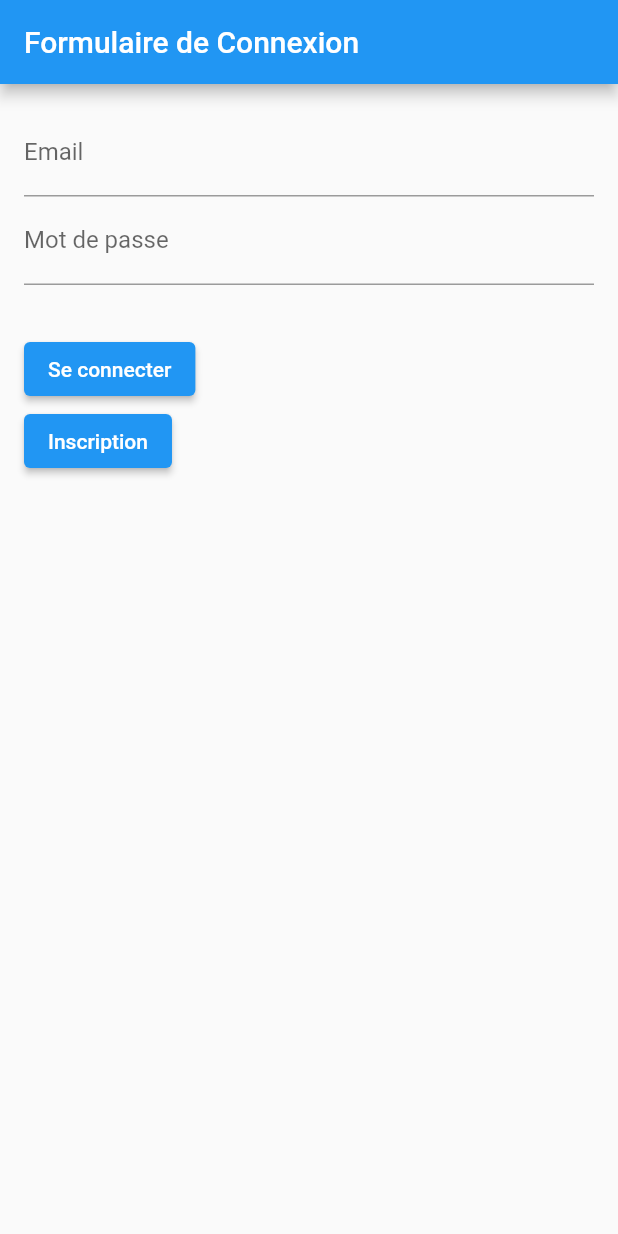
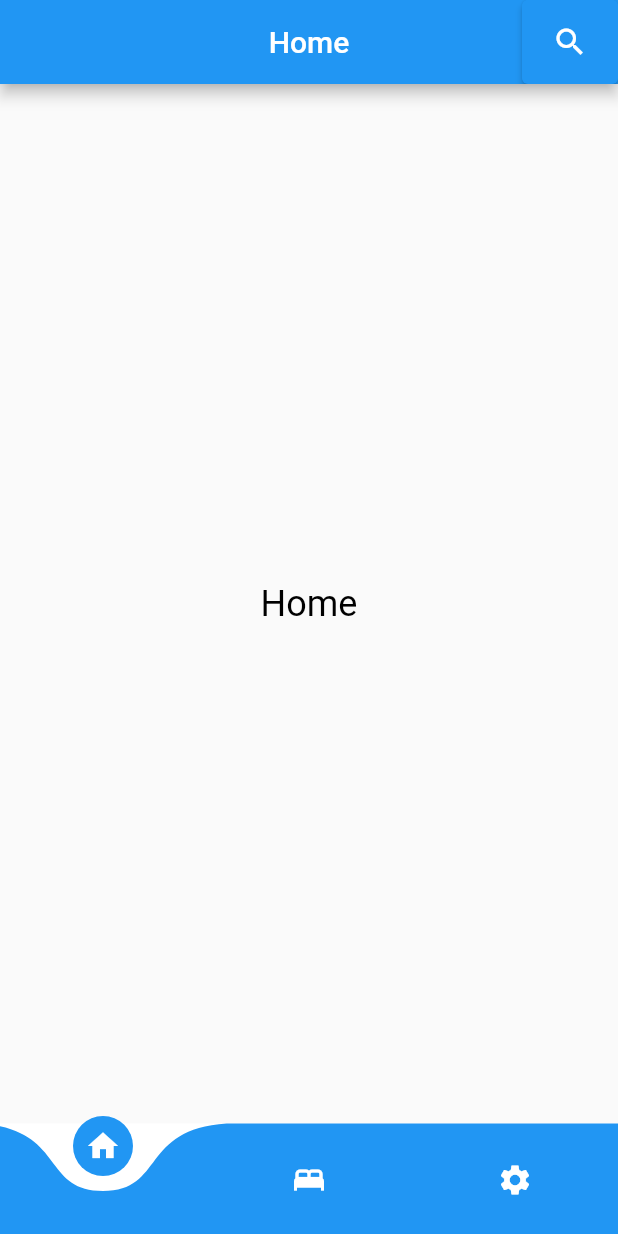
Before and after one commit to Yohannkp/NORAF, a Flutter app: the screen it shows after launch, on a phone screen of 412 x 824 dp. Run offline on Flutter 3.47's test engine with Material 2 defaults, Android fonts, the phone set to English and light mode, and no system bars; drawn by our look-alikes of curved_navigation_bar; our stand-ins replace cloud_firestore, firebase_auth, firebase_core, firebase_storage; accounts and stored records are empty.

Commit message:
Implémentation de la partie authentificaation pour que l'utilisateur n'ai pas besoin d'être connecté avant d'avoir accès a la page d'acceuil,création de l'objet logement et implémentation terminée de la partie 'recherche d'un logement'

```diff
--- /dev/null
+++ b/noraf/lib/Page/Acceuil.dart
@@ -0,0 +1,104 @@
+import 'package:firebase_auth/firebase_auth.dart';
+import 'package:flutter/material.dart';
+import 'package:noraf/Model/Personne.dart';
+import 'package:noraf/Page/BottomNavBar/Acceuil.dart';
+
+import 'package:noraf/Page/BottomNavBar/Reservation.dart';
+import 'package:noraf/Page/BottomNavBar/Settings.dart';
+import 'package:noraf/Page/Recherche.dart';
+import 'package:noraf/Page/connexion.dart';
+import 'package:noraf/Repository/AuthentificationService.dart';
+import 'package:noraf/Repository/PersonneRepository.dart';
+import 'package:curved_navigation_bar/curved_navigation_bar.dart';
+import 'Form.dart';
+
+class Acceuil extends StatefulWidget {
+  const Acceuil({super.key});
+
+  @override
+  State<Acceuil> createState() => _AcceuilState();
+}
+
+class _AcceuilState extends State<Acceuil> {
+  AuthentificationService _authentificationService = new AuthentificationService();
+  PersonneRepository personneRepository = new PersonneRepository();
+  final FirebaseAuth _auth = FirebaseAuth.instance;
+  bool connected = false;
+  String nom = "";
+  int page = 0;
+  TextEditingController _textEditingController = TextEditingController();
+
+
+  @override
+  void initState(){
+    // TODO: implement initState
+    super.initState();
+    onlineuser();
+    if(_auth.currentUser?.uid != null){
+      setState(() {
+        connected = true;
+      });
+    }else{
+      setState(() {
+        connected = false;
+      });
+    }
+  }
+  Future<Personne?> onlineuser() async{
+    Personne? onlineuser= await personneRepository.readOnlineUser();
+    if(onlineuser?.uid != null)
+      {
+        return onlineuser;
+      }
+    else{
+      return null;
+    }
+  }
+  @override
+  Widget build(BuildContext context){
+    return Scaffold(
+
+      appBar: AppBar(
+        title: page==0?Text("Home"):page==5?Text("Recherche"):page==1?Text("Reservation"):page==2?Text("Setting"):Text(""),
+        centerTitle: true,
+        automaticallyImplyLeading: false,
+        actions: [
+          ElevatedButton(onPressed: (){
+            Navigator.push(context, MaterialPageRoute(builder: (context)=> Recherche()));
+
+          }, child: Icon(Icons.search))
+        ],
+      ),
+      body: FutureBuilder(future: onlineuser(),
+          builder: (context,snapshot){
+
+              if(page == 0){
+                return Acceuil_nav_bar();
+              }else if(page == 1){
+                return Reservation();
+              }else if(page == 2){
+                return Settings(connected,context);
+              }
+              return Center(child: Text("User off-line"),);
+            }
+
+          ),
+      bottomNavigationBar: CurvedNavigationBar(
+        backgroundColor: Colors.white,
+
+        color: Colors.blue,
+        animationDuration: Duration(milliseconds: 200),
+        onTap: (index){
+            print(index);
+            setState(() {
+              page = index;
+            });
+        },
+        items: [
+        Icon(Icons.home,color: Colors.white,),
+        Icon(Icons.bed,color: Colors.white,),
+          Icon(Icons.settings,color: Colors.white,)
+      ],),
+    );
+  }
+}
--- /dev/null
+++ b/noraf/lib/Page/BottomNavBar/Acceuil.dart
@@ -0,0 +1,14 @@
+import 'package:flutter/material.dart';
+Widget Acceuil_nav_bar() {
+  return Container(
+    child: Center(
+      child: Text(
+          'Home',
+        style: TextStyle(
+          fontSize: 24,
+          color: Colors.black,
+        ),
+      ),
+    ),
+  );
+}
--- a/noraf/lib/Repository/PersonneRepository.dart
+++ b/noraf/lib/Repository/PersonneRepository.dart
@@ -50,14 +50,14 @@ return path;
 Future<Personne?> readOnlineUser() async {
 
  //print("Nous recherchon l'utilisarteur : "+_auth.currentUser!.uid);
- print("id de l'utilisateur connecté : "+_auth.currentUser!.uid);
+
  final docUser = FirebaseFirestore.instance.collection("Personne").doc(_auth.currentUser!.uid);
  final snapshot = await docUser.get();
 
  if(snapshot.exists)
  {
   final nomnre = Personne.fromJson(snapshot.data()!);
-  print("Nom : "+nomnre.nom);
+
   return Personne.fromJson(snapshot.data()!);
  }
 
@@ -66,4 +66,6 @@ Future<Personne?> readOnlineUser() async {
 
 }
 
+
+
 }
--- a/noraf/lib/main.dart
+++ b/noraf/lib/main.dart
@@ -1,5 +1,6 @@
 import 'package:firebase_core/firebase_core.dart';
 import 'package:flutter/material.dart';
+import 'package:noraf/Page/Acceuil.dart';
 import 'package:provider/provider.dart';
 import 'package:async/async.dart';
 import 'Page/Splashscreen.dart';
@@ -27,7 +28,7 @@ class MyApp extends StatelessWidget {
       value: AuthentificationService().user,
       initialData: null,
       child: MaterialApp(
-        home: Splashscreen(),
+        home: Acceuil(),
         debugShowCheckedModeBanner: false,
         theme: ThemeData
           (
--- a/noraf/pubspec.yaml
+++ b/noraf/pubspec.yaml
@@ -42,6 +42,7 @@ dependencies:
   firebase_storage: ^11.1.0
   firebase_messaging: ^14.4.0
   shared_preferences: ^2.1.1
+  curved_navigation_bar: ^1.0.3
 
 dev_dependencies:
   flutter_test:
```
Also changed, not shown: noraf/lib/Model/logement.dart (added, +32 -0 lines), noraf/lib/Page/BottomNavBar/Recherche.dart (added, +14 -0 lines), noraf/lib/Page/BottomNavBar/Reservation.dart (added, +84 -0 lines), noraf/lib/Page/BottomNavBar/Settings.dart (added, +64 -0 lines), noraf/lib/Page/Recherche.dart (added, +201 -0 lines), noraf/lib/Page/Splashscreen.dart (+3 -9 lines), noraf/lib/Page/connexion.dart (+26 -1 lines), noraf/lib/Repository/logementRepository.dart (added, +93 -0 lines), noraf/pubspec.lock.
